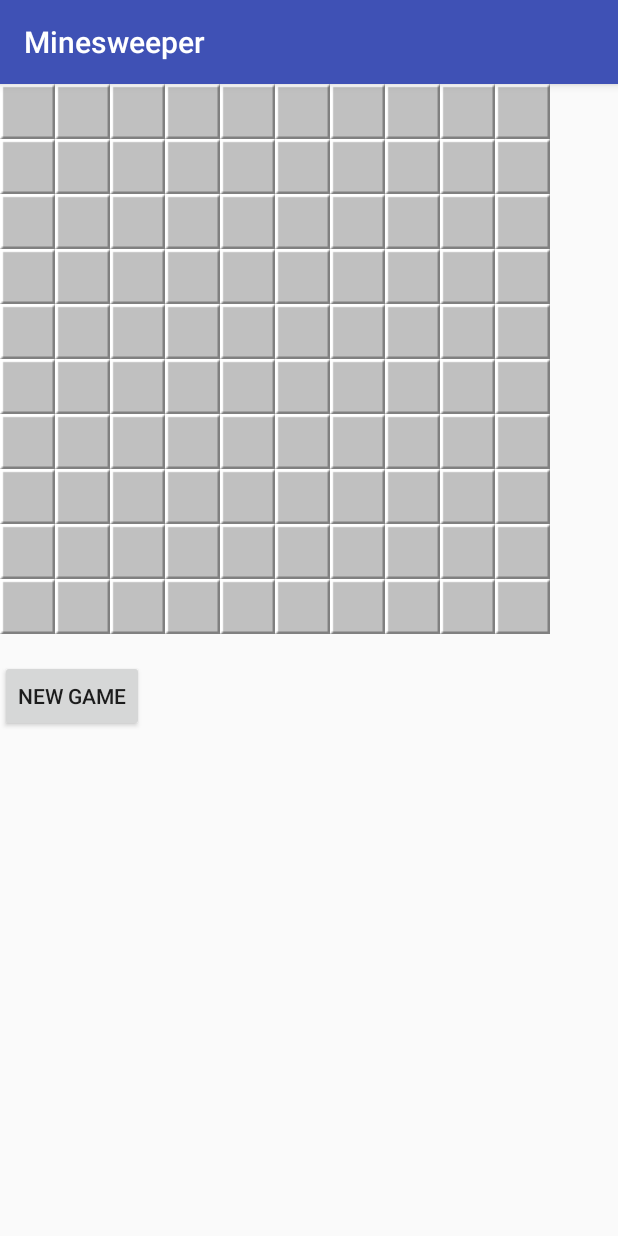
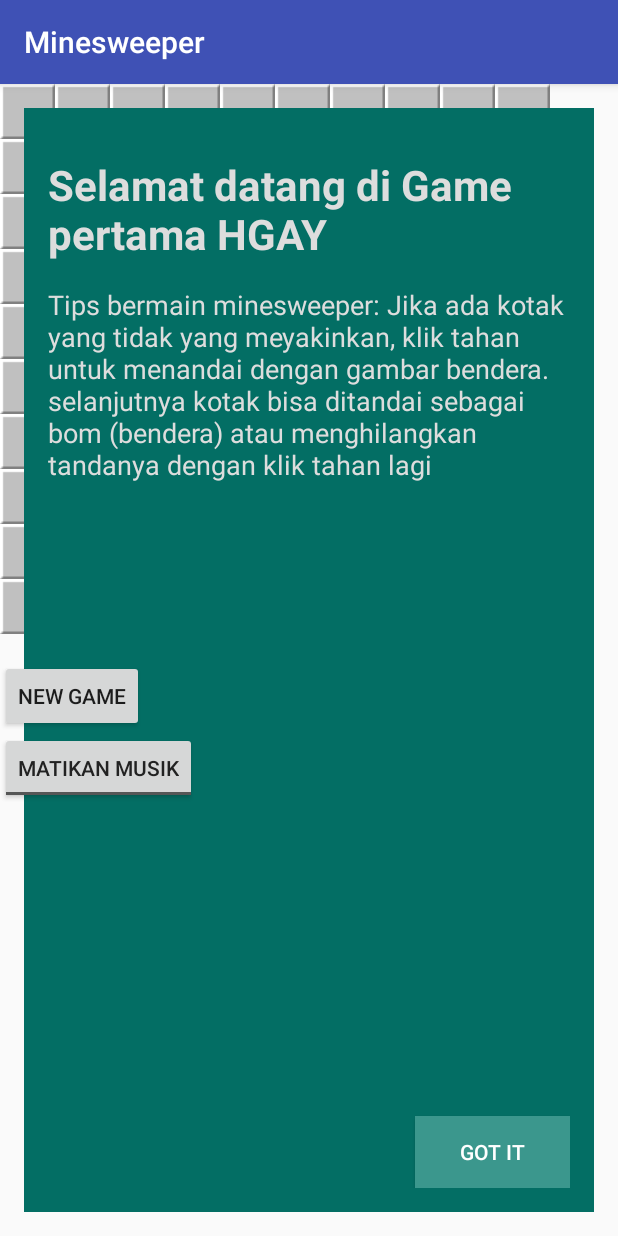
Before and after one commit to fictionfact/minesweeper, an Android app: the screen it shows after launch (MainActivity), on a phone screen of 412 x 824 dp. Run offline under Robolectric (Android 15) with nearby library versions, the phone set to English and light mode, and no system bars.

Commit message:
song + tips at frontpage

```diff
--- a/app/build.gradle
+++ b/app/build.gradle
@@ -20,7 +20,7 @@ android {
 }
 
 dependencies {
-    compile fileTree(dir: 'libs', include: ['*.jar'])
+    compile fileTree(include: ['*.jar'], dir: 'libs')
     androidTestCompile('com.android.support.test.espresso:espresso-core:2.2.2', {
         exclude group: 'com.android.support', module: 'support-annotations'
     })
--- a/app/src/main/java/com/example/gigabyte/minesweeper/MainActivity.java
+++ b/app/src/main/java/com/example/gigabyte/minesweeper/MainActivity.java
@@ -1,22 +1,32 @@
 package com.example.gigabyte.minesweeper;
 
+import android.media.MediaPlayer;
 import android.support.v7.app.AppCompatActivity;
 import android.os.Bundle;
 import android.view.View;
 import android.widget.Button;
+import android.widget.RelativeLayout;
 import android.widget.TextView;
+import android.widget.ToggleButton;
 
 public class MainActivity extends AppCompatActivity {
-
+    RelativeLayout introMessage;
     public TextView bomb_number;
     public Button new_game_btn;
-
+    MediaPlayer audioBackground;
+    ToggleButton myToggle;
     @Override
     protected void onCreate(Bundle savedInstanceState) {
         super.onCreate(savedInstanceState);
         setContentView(R.layout.activity_main);
+        myToggle = (ToggleButton) findViewById(R.id.toggleSound);
+        audioBackground = MediaPlayer.create(this, R.raw.revel);
+        audioBackground.setLooping(true);
+        audioBackground.setVolume(1,1);
+        //Memulai audio
 
-        bomb_number = (TextView)findViewById(R.id.bomb_remaining);
+        introMessage = (RelativeLayout) findViewById(R.id.welcome_pesan);
+        //bomb_number = (TextView)findViewById(R.id.bomb_remaining);
         new_game_btn = (Button)findViewById(R.id.restart_button);
 
         GameEngine.getInstance().createGrid(this);
@@ -29,4 +39,27 @@ public class MainActivity extends AppCompatActivity {
             }
         });
     }
+    public void dismisWelcomeMessageBox(View view) {
+        introMessage.setVisibility(View.INVISIBLE);
+        //appContent.setVisibility(View.VISIBLE);
+        audioBackground.start();
+    }
+    public void onToggleClicked(View view) {
+        boolean on = ((ToggleButton) view).isChecked();
+
+        if (on) {
+			/*Mematikan suara audio*/
+            audioBackground.setVolume(0, 0);
+        } else {
+			/*Menghidupkan kembali audio background*/
+            audioBackground.setVolume(1, 1);
+        }
+    }
+
+    @Override
+    public void onBackPressed() {
+        // TODO Auto-generated method stub
+        audioBackground.stop();
+        MainActivity.this.finish();
+    }
 }
--- a/app/src/main/res/layout/activity_main.xml
+++ b/app/src/main/res/layout/activity_main.xml
@@ -1,4 +1,5 @@
 <?xml version="1.0" encoding="utf-8"?>
+
 <android.support.constraint.ConstraintLayout
     xmlns:android="http://schemas.android.com/apk/res/android"
     xmlns:app="http://schemas.android.com/apk/res-auto"
@@ -6,6 +7,7 @@
     android:layout_width="match_parent"
     android:layout_height="match_parent"
     tools:context="com.example.gigabyte.minesweeper.MainActivity">
+
 
 
     <com.example.gigabyte.minesweeper.views.grid.Grid
@@ -25,5 +27,63 @@
         app:layout_constraintTop_toBottomOf="@+id/minesweeperGridView"
         android:gravity="center"
         tools:layout_editor_absoluteX="144dp"/>
+    <ToggleButton
+        android:id="@+id/toggleSound"
+        android:layout_width="wrap_content"
+        android:layout_height="wrap_content"
+        android:layout_centerInParent="true"
+        android:onClick="onToggleClicked"
+        app:layout_constraintTop_toBottomOf="@+id/minesweeperGridView"
+        android:layout_marginTop="65dp"
+        android:textOn="Hidupkan Musik"
+        android:textOff="Matikan Musik"
+        android:textColor="#222"
+        tools:layout_editor_absoluteY="446dp"
+        tools:layout_editor_absoluteX="144dp" />
+    <RelativeLayout
+        android:id="@+id/welcome_pesan"
+        android:layout_width="fill_parent"
+        android:layout_height="fill_parent"
+        android:background="#036e64"
+        android:orientation="vertical"
+        android:layout_margin="16dp"
+        android:padding="16dp"
+        android:visibility="visible">
+
+        <TextView
+            android:id="@+id/welcome_title"
+            android:layout_width="wrap_content"
+            android:layout_height="wrap_content"
+            android:layout_marginBottom="16dp"
+            android:layout_marginTop="16dp"
+            android:text="Selamat datang di Game pertama HGAY"
+            android:textColor="#ddd"
+            android:textSize="28sp"
+            android:textStyle="bold" />
+
+        <TextView
+            android:id="@+id/welcome_messgae"
+            android:layout_width="wrap_content"
+            android:layout_height="wrap_content"
+            android:layout_below="@+id/welcome_title"
+            android:text="Tips bermain minesweeper:
+Jika ada kotak yang tidak yang meyakinkan, klik tahan untuk menandai dengan gambar bendera.
+ selanjutnya kotak bisa ditandai sebagai bom (bendera) atau menghilangkan tandanya dengan klik tahan lagi"
+            android:textColor="#ddd"
+            android:textSize="18sp" />
+
+        <Button
+            android:layout_width="wrap_content"
+            android:layout_height="wrap_content"
+            android:layout_alignParentBottom="true"
+            android:layout_alignParentRight="true"
+            android:layout_gravity="bottom"
+            android:background="#3b978d"
+            android:onClick="dismisWelcomeMessageBox"
+            android:paddingLeft="30dp"
+            android:paddingRight="30dp"
+            android:text="Got It"
+            android:textColor="#fff" />
+    </RelativeLayout>
 
 </android.support.constraint.ConstraintLayout>
```
Also changed, not shown: 1 other file.
